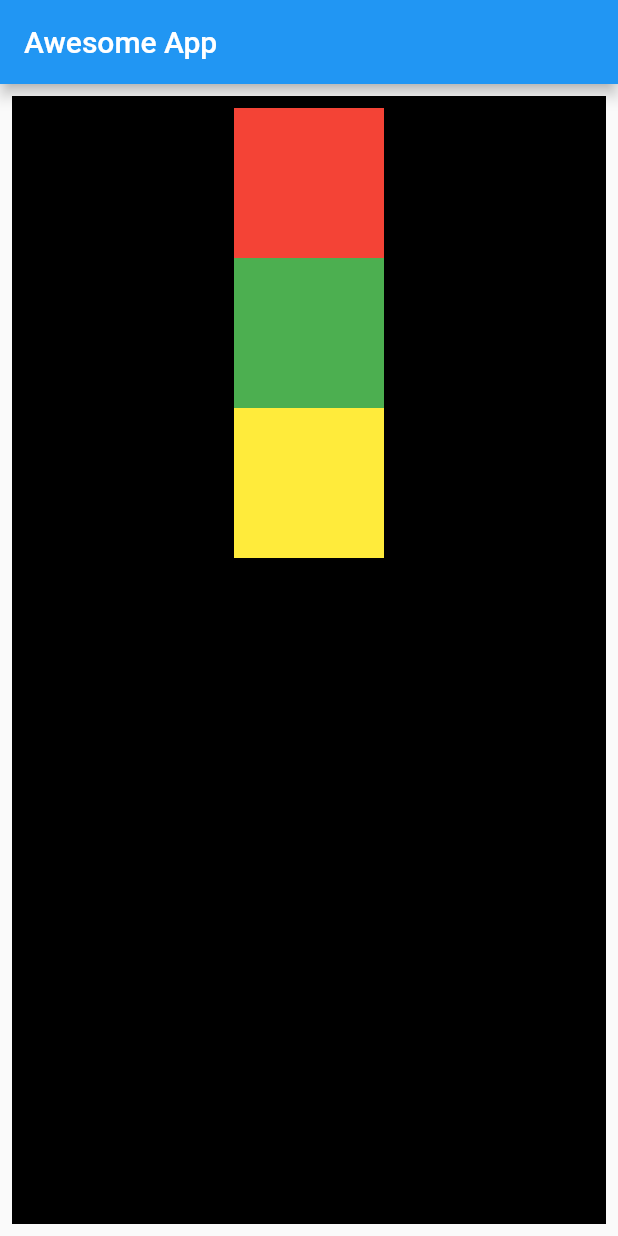
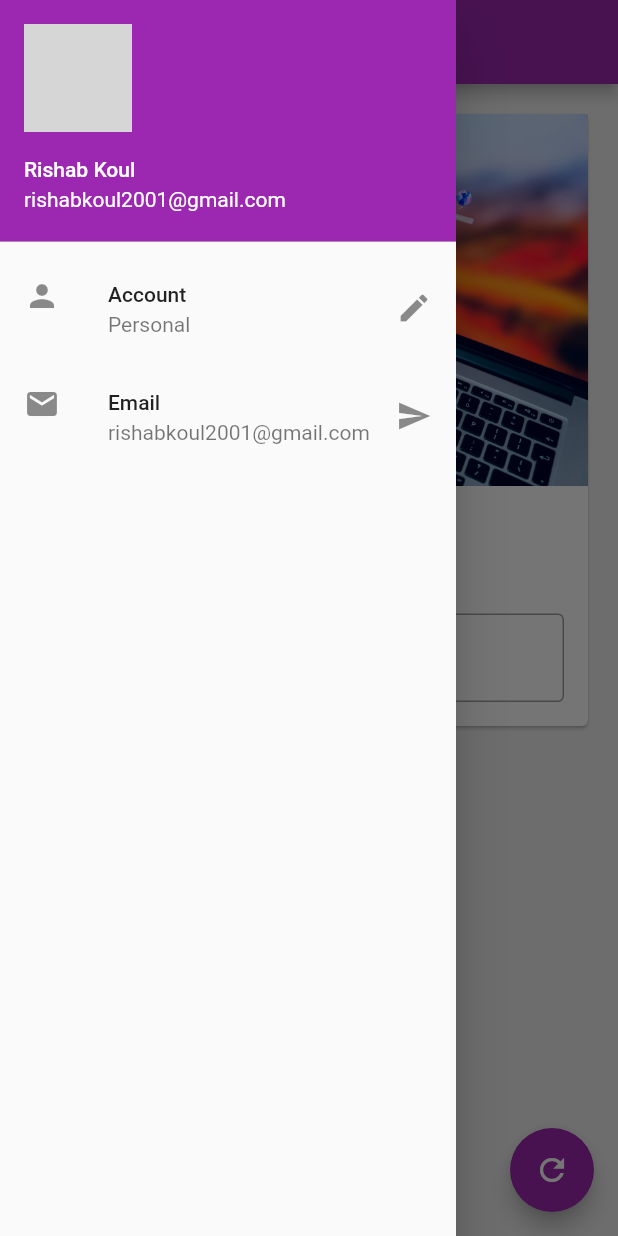
Before and after one commit to rishabkoul/FlutterPractise, a Flutter app: the screen it shows after launch, with the side drawer open (before the commit the screen has no drawer), on a phone screen of 412 x 824 dp. Run offline on Flutter 3.47's test engine with Material 2 defaults, Android fonts, the phone set to English and light mode, and no system bars; network calls fail; grey boxes are pictures that could not be loaded.

Commit message:
chapter 3 done

```diff
--- /dev/null
+++ b/lib/bg_image.dart
@@ -0,0 +1,11 @@
+import 'package:flutter/material.dart';
+
+class BgImage extends StatelessWidget {
+  @override
+  Widget build(BuildContext context) {
+    return Image.asset(
+      "assets/bg.jpg",
+      fit: BoxFit.cover,
+    );
+  }
+}
--- /dev/null
+++ b/lib/change_name_car.dart
@@ -0,0 +1,46 @@
+import 'package:flutter/material.dart';
+
+import 'bg_image.dart';
+
+class ChnageNameCard extends StatelessWidget {
+  const ChnageNameCard({
+    Key key,
+    @required this.myText,
+    @required TextEditingController nameController,
+  })  : _nameController = nameController,
+        super(key: key);
+
+  final String myText;
+  final TextEditingController _nameController;
+
+  @override
+  Widget build(BuildContext context) {
+    return Column(
+      children: [
+        BgImage(),
+        SizedBox(
+          height: 20,
+        ),
+        Text(
+          myText,
+          style: TextStyle(fontSize: 25, fontWeight: FontWeight.bold),
+        ),
+        SizedBox(
+          height: 20,
+        ),
+        Padding(
+          padding: const EdgeInsets.all(16.0),
+          child: TextField(
+            controller: _nameController,
+            keyboardType: TextInputType.text,
+            decoration: InputDecoration(
+              border: OutlineInputBorder(),
+              hintText: "Enter something here",
+              labelText: "Name",
+            ),
+          ),
+        ),
+      ],
+    );
+  }
+}
--- /dev/null
+++ b/lib/drawer.dart
@@ -0,0 +1,33 @@
+import 'package:flutter/material.dart';
+
+class MyDrawer extends StatelessWidget {
+  @override
+  Widget build(BuildContext context) {
+    return Drawer(
+      child: ListView(
+        padding: EdgeInsets.zero,
+        children: [
+          UserAccountsDrawerHeader(
+              accountName: Text('Rishab Koul'),
+              accountEmail: Text('rishabkoul2001@gmail.com'),
+              currentAccountPicture: CircleAvatar(
+                backgroundImage: NetworkImage(
+                    "https://images.unsplash.com/photo-1522075469751-3a6694fb2f61?ixid=MXwxMjA3fDB8MHxzZWFyY2h8MXx8cHJvZmlsZSUyMHBpY3R1cmUlMjBtYW58ZW58MHx8MHw%3D&ixlib=rb-1.2.1&auto=format&fit=crop&w=600&q=60"),
+              )),
+          ListTile(
+            leading: Icon(Icons.person),
+            title: Text('Account'),
+            subtitle: Text('Personal'),
+            trailing: Icon(Icons.edit),
+          ),
+          ListTile(
+            leading: Icon(Icons.email),
+            title: Text('Email'),
+            subtitle: Text('rishabkoul2001@gmail.com'),
+            trailing: Icon(Icons.send),
+          )
+        ],
+      ),
+    );
+  }
+}
--- a/lib/main.dart
+++ b/lib/main.dart
@@ -1,53 +1,12 @@
 import 'package:flutter/material.dart';
+import 'package:hello_world/pages/home_page.dart';
 
 void main() {
   runApp(MaterialApp(
     title: "Awesome App",
     home: HomePage(),
+    theme: ThemeData(
+      primarySwatch: Colors.purple,
+    ),
   ));
 }
-
-class HomePage extends StatelessWidget {
-  @override
-  Widget build(BuildContext context) {
-    return Scaffold(
-        appBar: AppBar(
-          title: Text("Awesome App"),
-        ),
-        body: Padding(
-          padding: const EdgeInsets.all(8.0),
-          child: Container(
-            color: Colors.black,
-            width: MediaQuery.of(context).size.width,
-            height: MediaQuery.of(context).size.height,
-            child: Padding(
-              padding: const EdgeInsets.all(8.0),
-              child: Column(
-                mainAxisAlignment: MainAxisAlignment.start,
-                crossAxisAlignment: CrossAxisAlignment.center,
-                children: [
-                  Container(
-                    padding: const EdgeInsets.all(8),
-                    width: 100,
-                    height: 100,
-                    color: Colors.red,
-                  ),
-                  Container(
-                    padding: const EdgeInsets.all(8),
-                    width: 100,
-                    height: 100,
-                    color: Colors.green,
-                  ),
-                  Container(
-                    padding: const EdgeInsets.all(8),
-                    width: 100,
-                    height: 100,
-                    color: Colors.yellow,
-                  )
-                ],
-              ),
-            ),
-          ),
-        ));
-  }
-}
--- /dev/null
+++ b/lib/pages/home_page.dart
@@ -0,0 +1,45 @@
+import 'package:flutter/material.dart';
+
+import '../change_name_car.dart';
+import '../drawer.dart';
+
+class HomePage extends StatefulWidget {
+  @override
+  _HomePageState createState() => _HomePageState();
+}
+
+class _HomePageState extends State<HomePage> {
+  TextEditingController _nameController = TextEditingController();
+  var myText = 'Change me';
+
+  @override
+  void initState() {
+    super.initState();
+  }
+
+  @override
+  Widget build(BuildContext context) {
+    return Scaffold(
+      backgroundColor: Colors.grey[200],
+      appBar: AppBar(
+        title: Text("Awesome App"),
+      ),
+      body: Padding(
+        padding: const EdgeInsets.all(16.0),
+        child: SingleChildScrollView(
+          child: Card(
+              child: ChnageNameCard(
+                  myText: myText, nameController: _nameController)),
+        ),
+      ),
+      drawer: MyDrawer(),
+      floatingActionButton: FloatingActionButton(
+        onPressed: () {
+          myText = _nameController.text;
+          setState(() {});
+        },
+        child: Icon(Icons.refresh),
+      ),
+    );
+  }
+}
```
Also changed, not shown: pubspec.yaml (+3 -6 lines), assets/bg.jpg (added).
